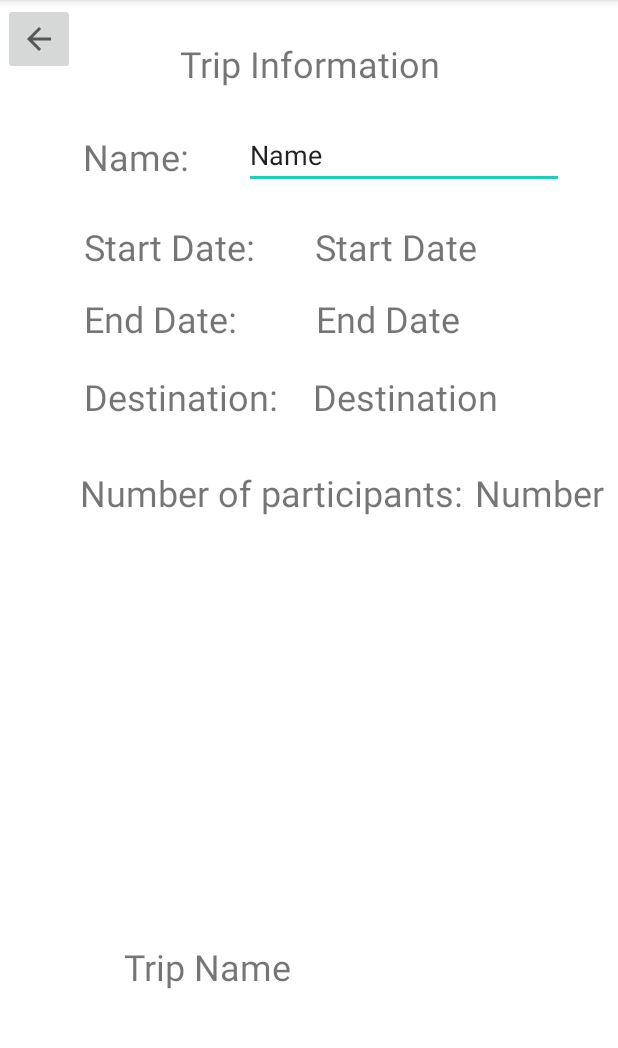
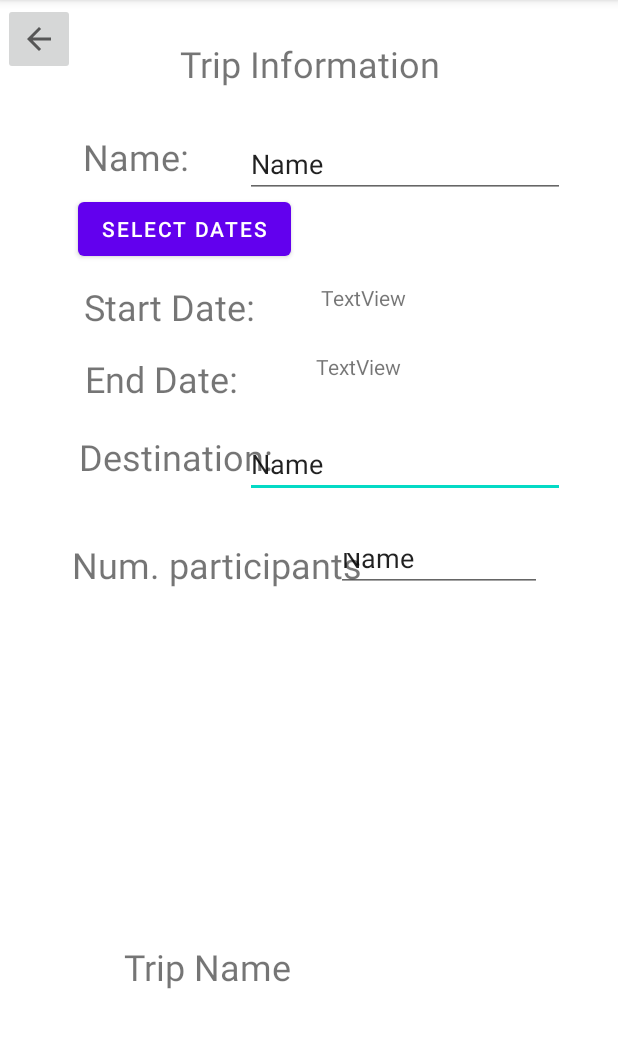
Before and after one commit to tonibosch/PlanVenture-App, an Android app: the TripInformationActivity screen opened directly, with no data from a screen before it, on a phone screen of 412 x 824 dp, the part 84-1132 px from its top. Run offline under Robolectric (Android 15) with nearby library versions, the phone set to English and light mode, and no system bars; 1 statement that could not run was skipped.

Commit message:
ADD Edit trip information from DB

```diff
--- a/app/src/main/java/com/example/planventure/CreateTripActivity.kt
+++ b/app/src/main/java/com/example/planventure/CreateTripActivity.kt
@@ -14,6 +14,7 @@ import android.widget.Toast
 import androidx.annotation.RequiresApi
 import com.example.planventure.Exception.EmptyDataException
 import com.example.planventure.service.TripService
+import com.example.planventure.utility.DatePicker
 import com.google.android.material.datepicker.MaterialDatePicker
 import java.text.SimpleDateFormat
 import java.util.Date
@@ -88,45 +89,11 @@ class CreateTripActivity : AppCompatActivity() {
         }
 
         dateRangePickerButton.setOnClickListener {
-            showDateRangePicker()
+            val datePicker = DatePicker(supportFragmentManager,tvStartDate, tvEndDate)
+            datePicker.showDateRangePicker()
         }
     }
 
-    /*private fun checksNullValues(): Boolean {
-        if (tripName.text.isEmpty()) {
-            Toast.makeText(this, "Enter a trip name", Toast.LENGTH_SHORT).show()
-            return true
-        } else if (tvStartDate.text == "Select start date") {
-            Toast.makeText(this, "Select dates for the trip.", Toast.LENGTH_SHORT).show()
-            return true
-        } else if (location.text.isEmpty()) {
-            Toast.makeText(this, "Enter a destination", Toast.LENGTH_SHORT).show()
-            return true
-        } else if (maxNumberOfParts.text.isEmpty()) {
-            Toast.makeText(this, "Enter the number of participants", Toast.LENGTH_SHORT).show()
-            return true
-        } else return false
-    }*/
 
-    private fun showDateRangePicker() {
-        val dateRangerPicker =
-            MaterialDatePicker.Builder.dateRangePicker().setTitleText("Select Date").build()
-        dateRangerPicker.show(supportFragmentManager, "date_range_picker")
-        dateRangerPicker.addOnPositiveButtonClickListener { datePicked ->
-            val firstDate = datePicked.first
-            val secondDate = datePicked.second
-
-            if (firstDate != null && secondDate != null) {
-                tvStartDate.text = convertLongToDate(firstDate)
-                tvEndDate.text = convertLongToDate(secondDate)
-            }
-        }
-    }
-
-    private fun convertLongToDate(time: Long): String {
-        val date = Date(time)
-        val format = SimpleDateFormat("yyyy-MM-dd", Locale.getDefault())
-        return format.format(date)
-    }
 
 }
--- a/app/src/main/java/com/example/planventure/MyTripsFragment.kt
+++ b/app/src/main/java/com/example/planventure/MyTripsFragment.kt
@@ -33,6 +33,7 @@ class MyTripsFragment : Fragment() {
 
     companion object {
         private const val CREATE_TRIP_REQUEST = 1 // You can choose any integer value
+        const val TRIP_ID_TRIP_INFORMATION = "com.example.planventure.MyTripsFragment.tripID"
     }
 
     override fun onCreateView(
@@ -78,6 +79,7 @@ class MyTripsFragment : Fragment() {
 
             textView.setOnClickListener {
                 val intent = Intent(this.context, TripInformationActivity::class.java)
+                intent.putExtra(TRIP_ID_TRIP_INFORMATION,trip.getId())
                 startActivity(intent)
             }
 
--- a/app/src/main/java/com/example/planventure/TripInformationActivity.kt
+++ b/app/src/main/java/com/example/planventure/TripInformationActivity.kt
@@ -1,25 +1,58 @@
 package com.example.planventure
 
+import android.annotation.SuppressLint
+import android.os.Build
 import androidx.appcompat.app.AppCompatActivity
 import android.os.Bundle
+import android.text.Editable
 import android.widget.Button
+import android.widget.EditText
 import android.widget.ImageButton
-
+import android.widget.TextView
+import androidx.annotation.RequiresApi
+import com.example.planventure.service.TripService
+import com.example.planventure.utility.DatePicker
+@RequiresApi(Build.VERSION_CODES.P)
 class TripInformationActivity : AppCompatActivity() {
 
+    private lateinit var tripName: EditText
+    private lateinit var location: EditText
+    private lateinit var maxNumberOfParts: EditText
     private lateinit var backButton: ImageButton
+    private lateinit var dateRangePickerButton: Button
+    private lateinit var tvStartDate: TextView
+    private lateinit var tvEndDate: TextView
 
+    private lateinit var tripService: TripService
+
+    @SuppressLint("MissingInflatedId")
     override fun onCreate(savedInstanceState: Bundle?) {
         super.onCreate(savedInstanceState)
         setContentView(R.layout.activity_trip_information)
+        tripService = TripService(applicationContext)
 
+        val idTrip = intent.getLongExtra(MyTripsFragment.TRIP_ID_TRIP_INFORMATION,0)
+        val trip = tripService.getTripById(idTrip)
+        println("SDASDSADSADSA" + idTrip)
 
         backButton = findViewById(R.id.backButton_TripInfo)
+        dateRangePickerButton = findViewById(R.id.dateRangePickerButton_tripInformation)
+        tvStartDate = findViewById(R.id.startDate_textView_tripInformation)
+        tvEndDate = findViewById(R.id.endDate_textView_tripInformation)
+        tripName = findViewById(R.id.tripName_editText_tripInformation)
+        location = findViewById(R.id.location_editText_tripInformation)
+        maxNumberOfParts = findViewById(R.id.maxPartNumber_editText_tripInformation)
 
+        tripName.text = Editable.Factory.getInstance().newEditable(trip?.getName())
 
         backButton.setOnClickListener{
             this.finish()
         }
 
+        dateRangePickerButton.setOnClickListener {
+            val datePicker = DatePicker(supportFragmentManager,tvStartDate, tvEndDate)
+            datePicker.showDateRangePicker()
+        }
+
     }
 }
--- a/app/src/main/java/com/example/planventure/database/DatabaseHelper.kt
+++ b/app/src/main/java/com/example/planventure/database/DatabaseHelper.kt
@@ -37,7 +37,7 @@ open class DataBaseHelper(
      */
     override fun onCreate(db: SQLiteDatabase) {
         val createTripTableStatement =
-            "CREATE TABLE $TRIP_TABLE (ID INTEGER PRIMARY KEY AUTOINCREMENT, $COLUMN_TRIP_NAME TEXT, " +
+            "CREATE TABLE $TRIP_TABLE (TRIP_ID INTEGER PRIMARY KEY AUTOINCREMENT, $COLUMN_TRIP_NAME TEXT, " +
                     "$COLUMN_TRIP_START_DATE TEXT, $COLUMN_TRIP_END_DATE TEXT, $COLUMN_TRIP_LOCATION TEXT, " +
                     "$COLUMN_TRIP_MAX_PARTICIPANTS INTEGER, $COLUMN_TRIP_DESCRIPTION TEXT, " +
                     "$COLUMN_TRIP_STATE)"
--- /dev/null
+++ b/app/src/main/java/com/example/planventure/utility/DatePicker.kt
@@ -0,0 +1,38 @@
+package com.example.planventure.utility
+
+import android.widget.TextView
+import androidx.fragment.app.FragmentManager
+import com.google.android.material.datepicker.MaterialDatePicker
+import java.text.SimpleDateFormat
+import java.util.Date
+import java.util.Locale
+
+class DatePicker(
+    private val supportFragmentManager: FragmentManager,
+    private val tvStartDate: TextView,
+    private val tvEndDate: TextView
+) {
+
+    fun showDateRangePicker() {
+        val dateRangerPicker =
+            MaterialDatePicker.Builder.dateRangePicker().setTitleText("Select Date").build()
+        dateRangerPicker.show(supportFragmentManager, "date_range_picker")
+        dateRangerPicker.addOnPositiveButtonClickListener { datePicked ->
+            val firstDate = datePicked.first
+            val secondDate = datePicked.second
+
+            if (firstDate != null && secondDate != null) {
+                tvStartDate.text = convertLongToDate(firstDate)
+                tvEndDate.text = convertLongToDate(secondDate)
+            }
+        }
+    }
+
+    private fun convertLongToDate(time: Long): String {
+        val date = Date(time)
+        val format = SimpleDateFormat("yyyy-MM-dd", Locale.getDefault())
+        return format.format(date)
+    }
+
+
+}
--- a/app/src/main/res/layout/activity_trip_information.xml
+++ b/app/src/main/res/layout/activity_trip_information.xml
@@ -5,6 +5,32 @@
     android:layout_width="match_parent"
     android:layout_height="match_parent"
     tools:context=".TripInformationActivity">
+
+    <EditText
+        android:id="@+id/location_editText_tripInformation"
+        android:layout_width="wrap_content"
+        android:layout_height="wrap_content"
+        android:layout_marginTop="228dp"
+        android:ems="10"
+        android:inputType="text"
+        android:text="Name"
+        app:layout_constraintEnd_toEndOf="parent"
+        app:layout_constraintHorizontal_bias="0.517"
+        app:layout_constraintStart_toEndOf="@+id/textView4"
+        app:layout_constraintTop_toBottomOf="@+id/tripInformationHeader" />
+
+    <EditText
+        android:id="@+id/maxPartNumber_editText_tripInformation"
+        android:layout_width="137dp"
+        android:layout_height="36dp"
+        android:layout_marginTop="300dp"
+        android:ems="10"
+        android:inputType="text"
+        android:text="Name"
+        app:layout_constraintEnd_toEndOf="parent"
+        app:layout_constraintHorizontal_bias="0.658"
+        app:layout_constraintStart_toEndOf="@+id/textView4"
+        app:layout_constraintTop_toBottomOf="@+id/tripInformationHeader" />
 
     <ImageButton
         android:id="@+id/backButton_TripInfo"
@@ -41,54 +67,6 @@
         app:layout_constraintTop_toTopOf="parent" />
 
     <TextView
-        android:id="@+id/startDate"
-        android:layout_width="wrap_content"
-        android:layout_height="wrap_content"
-        android:layout_marginTop="148dp"
-        android:text="Start Date"
-        android:textSize="24sp"
-        app:layout_constraintEnd_toEndOf="parent"
-        app:layout_constraintHorizontal_bias="0.69"
-        app:layout_constraintStart_toStartOf="parent"
-        app:layout_constraintTop_toTopOf="parent" />
-
-    <TextView
-        android:id="@+id/endDate"
-        android:layout_width="wrap_content"
-        android:layout_height="wrap_content"
-        android:layout_marginTop="196dp"
-        android:text="End Date"
-        android:textSize="24sp"
-        app:layout_constraintEnd_toEndOf="parent"
-        app:layout_constraintHorizontal_bias="0.666"
-        app:layout_constraintStart_toStartOf="parent"
-        app:layout_constraintTop_toTopOf="parent" />
-
-    <TextView
-        android:id="@+id/destination"
-        android:layout_width="wrap_content"
-        android:layout_height="wrap_content"
-        android:layout_marginTop="248dp"
-        android:text="Destination"
-        android:textSize="24sp"
-        app:layout_constraintEnd_toEndOf="parent"
-        app:layout_constraintHorizontal_bias="0.723"
-        app:layout_constraintStart_toStartOf="parent"
-        app:layout_constraintTop_toTopOf="parent" />
-
-    <TextView
-        android:id="@+id/numbOfParticipants"
-        android:layout_width="wrap_content"
-        android:layout_height="wrap_content"
-        android:layout_marginTop="312dp"
-        android:text="Number"
-        android:textSize="24sp"
-        app:layout_constraintEnd_toEndOf="parent"
-        app:layout_constraintHorizontal_bias="0.972"
-        app:layout_constraintStart_toStartOf="parent"
-        app:layout_constraintTop_toTopOf="parent" />
-
-    <TextView
         android:id="@+id/textView4"
         android:layout_width="wrap_content"
         android:layout_height="wrap_content"
@@ -104,7 +82,7 @@
         android:id="@+id/textView5"
         android:layout_width="wrap_content"
         android:layout_height="wrap_content"
-        android:layout_marginTop="148dp"
+        android:layout_marginTop="188dp"
         android:text="Start Date:"
         android:textSize="24sp"
         app:layout_constraintEnd_toEndOf="parent"
@@ -116,11 +94,11 @@
         android:id="@+id/textView6"
         android:layout_width="wrap_content"
         android:layout_height="wrap_content"
-        android:layout_marginTop="196dp"
+        android:layout_marginTop="236dp"
         android:text="End Date:"
         android:textSize="24sp"
         app:layout_constraintEnd_toEndOf="parent"
-        app:layout_constraintHorizontal_bias="0.181"
+        app:layout_constraintHorizontal_bias="0.182"
         app:layout_constraintStart_toStartOf="parent"
         app:layout_constraintTop_toTopOf="parent" />
 
@@ -128,11 +106,11 @@
         android:id="@+id/textView8"
         android:layout_width="wrap_content"
         android:layout_height="wrap_content"
-        android:layout_marginTop="248dp"
+        android:layout_marginTop="288dp"
         android:text="Destination:"
         android:textSize="24sp"
         app:layout_constraintEnd_toEndOf="parent"
-        app:layout_constraintHorizontal_bias="0.197"
+        app:layout_constraintHorizontal_bias="0.186"
         app:layout_constraintStart_toStartOf="parent"
         app:layout_constraintTop_toTopOf="parent" />
 
@@ -140,24 +118,56 @@
         android:id="@+id/textView9"
         android:layout_width="wrap_content"
         android:layout_height="wrap_content"
-        android:layout_marginTop="312dp"
-        android:text="Number of participants:"
+        android:layout_marginTop="360dp"
+        android:text="Num. participants"
         android:textSize="24sp"
         app:layout_constraintEnd_toEndOf="parent"
-        app:layout_constraintHorizontal_bias="0.341"
+        app:layout_constraintHorizontal_bias="0.221"
         app:layout_constraintStart_toStartOf="parent"
         app:layout_constraintTop_toTopOf="parent" />
 
     <EditText
-        android:id="@+id/editTextText"
+        android:id="@+id/tripName_editText_tripInformation"
         android:layout_width="wrap_content"
         android:layout_height="wrap_content"
+        android:layout_marginTop="28dp"
         android:ems="10"
         android:inputType="text"
         android:text="Name"
-        app:layout_constraintBottom_toTopOf="@+id/startDate"
         app:layout_constraintEnd_toEndOf="parent"
+        app:layout_constraintHorizontal_bias="0.517"
         app:layout_constraintStart_toEndOf="@+id/textView4"
         app:layout_constraintTop_toBottomOf="@+id/tripInformationHeader" />
 
+    <Button
+        android:id="@+id/dateRangePickerButton_tripInformation"
+        android:layout_width="wrap_content"
+        android:layout_height="wrap_content"
+        android:layout_marginTop="8dp"
+        android:text="Select Dates"
+        app:layout_constraintEnd_toEndOf="parent"
+        app:layout_constraintHorizontal_bias="0.193"
+        app:layout_constraintStart_toStartOf="parent"
+        app:layout_constraintTop_toBottomOf="@+id/textView4" />
+
+    <TextView
+        android:id="@+id/startDate_textView_tripInformation"
+        android:layout_width="195dp"
+        android:layout_height="34dp"
+        android:layout_marginStart="44dp"
+        android:layout_marginTop="12dp"
+        android:text="TextView"
+        app:layout_constraintStart_toEndOf="@+id/textView5"
+        app:layout_constraintTop_toBottomOf="@+id/dateRangePickerButton_tripInformation" />
+
+    <TextView
+        android:id="@+id/endDate_textView_tripInformation"
+        android:layout_width="195dp"
+        android:layout_height="34dp"
+        android:layout_marginStart="52dp"
+        android:layout_marginTop="12dp"
+        android:text="TextView"
+        app:layout_constraintStart_toEndOf="@+id/textView6"
+        app:layout_constraintTop_toBottomOf="@+id/startDate_textView_tripInformation" />
+
 </androidx.constraintlayout.widget.ConstraintLayout>
```
